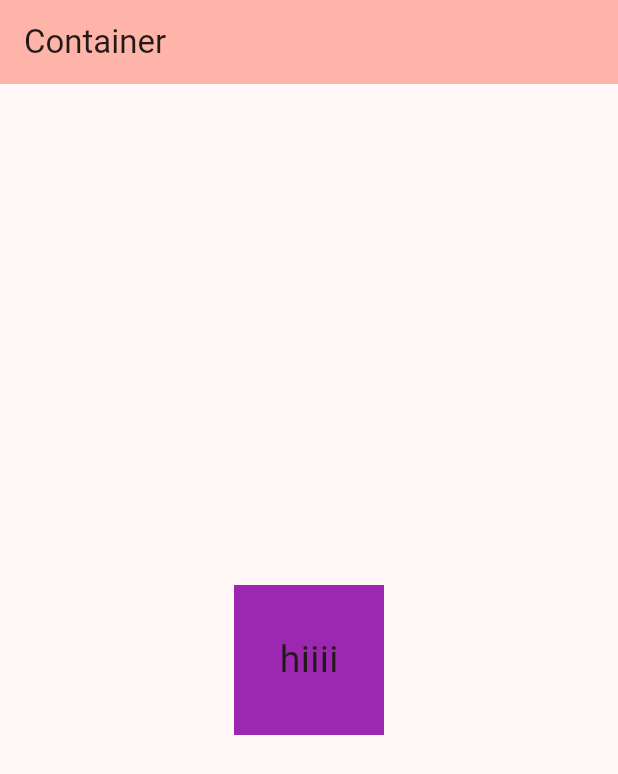
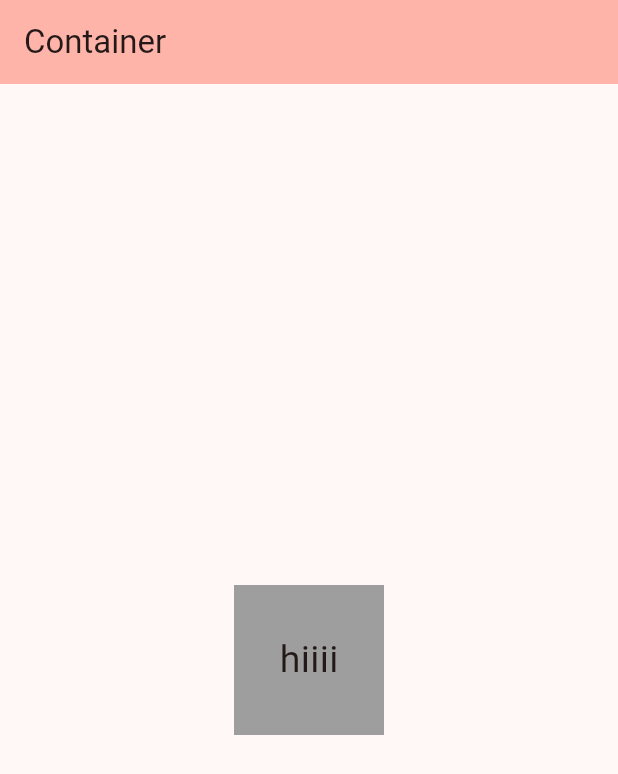
Before and after one commit to ajitlenka30/firstapp, a Flutter app: the screen it shows after launch, on a phone screen of 412 x 824 dp. Shown: the top 774 px of the screen. Run offline on Flutter 3.47's test engine with Material 2 defaults, Android fonts, the phone set to English and light mode, and no system bars.

```diff
--- a/lib/main.dart
+++ b/lib/main.dart
@@ -43,7 +43,7 @@ class _MyHomePageState extends State<MyHomePage> {
         child: Container (
             width: 100,
             height: 100,
-            color: Colors.purple,
+            color: Colors.grey,
             child: Center(child: const Text('hiiii', style: TextStyle(fontSize: 25),)),
         ),
       ),
```
